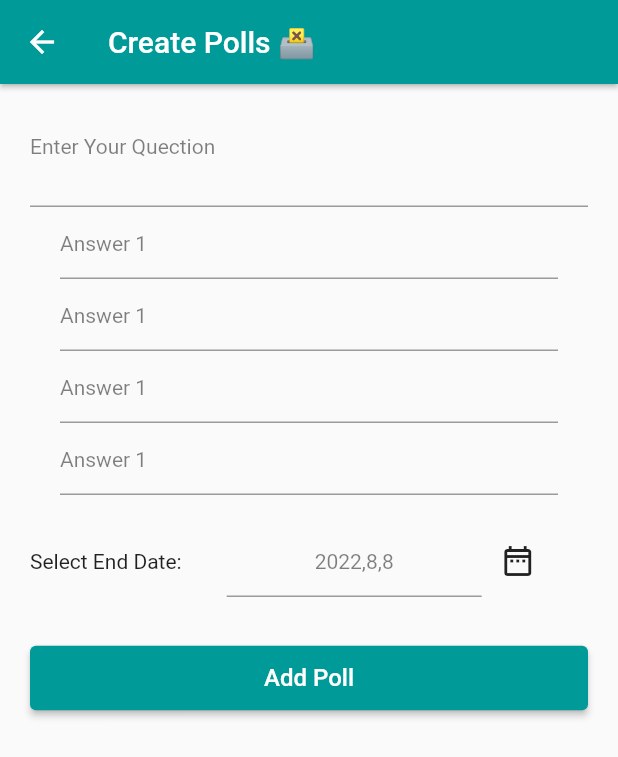
After one commit to tharanganuwan/news-app, a Flutter app: the CreatePoll screen opened directly, on a phone screen of 412 x 824 dp. The commit adds this screen. Shown: the top 757 px of the screen. Run offline on Flutter 3.47's test engine with Material 2 defaults, Android fonts, the phone set to English and light mode, and no system bars; our stand-ins replace bloc, cloud_firestore, country_code_picker, equatable, firebase_auth, firebase_core and 10 more; missing offline and left inert: flutter_polls; accounts and stored records are empty; network calls fail.

Commit message:
Merge branch 'main' of https://github.com/SankhaYapa/news_app

```diff
--- /dev/null
+++ b/lib/pages/polls/create_polls.dart
@@ -0,0 +1,212 @@
+import 'package:cybehawks/pages/polls/view_polls.dart';
+import 'package:flutter/material.dart';
+import 'package:flutter/src/foundation/key.dart';
+import 'package:flutter/src/widgets/framework.dart';
+import 'package:path/path.dart';
+
+import '../../components/primary_button.dart';
+
+class CreatePoll extends StatefulWidget {
+  const CreatePoll({Key? key}) : super(key: key);
+
+  @override
+  State<CreatePoll> createState() => _CreatePollState();
+}
+
+class _CreatePollState extends State<CreatePoll> {
+  DateTime date = DateTime.now();
+  @override
+  Widget build(BuildContext context) {
+    return Scaffold(
+      appBar: AppBar(title: const Text('Create Polls 🗳')),
+      body: Padding(
+        padding: const EdgeInsets.symmetric(horizontal: 20, vertical: 20),
+        child: SingleChildScrollView(
+          child: Column(
+            children: [
+              TextFormField(
+                maxLines: 2,
+                keyboardType: TextInputType.text,
+                decoration: InputDecoration(
+                  hintText: 'Enter Your Quection',
+                  focusedBorder: UnderlineInputBorder(
+                    borderSide:
+                        BorderSide(color: Theme.of(context).primaryColor),
+                  ),
+                  hintStyle: TextStyle(
+                    fontSize: 14,
+                    color: Colors.black.withOpacity(0.50),
+                  ),
+                ),
+                validator: (value) {
+                  if (value!.isEmpty) {
+                    return 'Please Enter Quection';
+                  }
+
+                  return null;
+                },
+              ),
+              Padding(
+                padding: const EdgeInsets.symmetric(horizontal: 20),
+                child: Column(
+                  children: [
+                    TextFormField(
+                      keyboardType: TextInputType.text,
+                      decoration: InputDecoration(
+                        hintText: 'Answer 1',
+                        focusedBorder: UnderlineInputBorder(
+                          borderSide:
+                              BorderSide(color: Theme.of(context).primaryColor),
+                        ),
+                        hintStyle: TextStyle(
+                          fontSize: 14,
+                          color: Colors.black.withOpacity(0.50),
+                        ),
+                      ),
+                      validator: (value) {
+                        if (value!.isEmpty) {
+                          return 'Please Enter Quection';
+                        }
+
+                        return null;
+                      },
+                    ),
+                    TextFormField(
+                      keyboardType: TextInputType.text,
+                      decoration: InputDecoration(
+                        hintText: 'Answer 1',
+                        focusedBorder: UnderlineInputBorder(
+                          borderSide:
+                              BorderSide(color: Theme.of(context).primaryColor),
+                        ),
+                        hintStyle: TextStyle(
+                          fontSize: 14,
+                          color: Colors.black.withOpacity(0.50),
+                        ),
+                      ),
+                      validator: (value) {
+                        if (value!.isEmpty) {
+                          return 'Please Enter Quection';
+                        }
+
+                        return null;
+                      },
+                    ),
+                    TextFormField(
+                      keyboardType: TextInputType.text,
+                      decoration: InputDecoration(
+                        hintText: 'Answer 1',
+                        focusedBorder: UnderlineInputBorder(
+                          borderSide:
+                              BorderSide(color: Theme.of(context).primaryColor),
+                        ),
+                        hintStyle: TextStyle(
+                          fontSize: 14,
+                          color: Colors.black.withOpacity(0.50),
+                        ),
+                      ),
+                      validator: (value) {
+                        if (value!.isEmpty) {
+                          return 'Please Enter Quection';
+                        }
+
+                        return null;
+                      },
+                    ),
+                    TextFormField(
+                      keyboardType: TextInputType.text,
+                      decoration: InputDecoration(
+                        hintText: 'Answer 1',
+                        focusedBorder: UnderlineInputBorder(
+                          borderSide:
+                              BorderSide(color: Theme.of(context).primaryColor),
+                        ),
+                        hintStyle: TextStyle(
+                          fontSize: 14,
+                          color: Colors.black.withOpacity(0.50),
+                        ),
+                      ),
+                      validator: (value) {
+                        if (value!.isEmpty) {
+                          return 'Please Enter Quection';
+                        }
+
+                        return null;
+                      },
+                    ),
+                  ],
+                ),
+              ),
+              SizedBox(
+                height: 20,
+              ),
+              Row(
+                  // mainAxisAlignment: MainAxisAlignment.spaceAround,
+                  children: [
+                    Text("Select End Date:"),
+                    SizedBox(
+                      width: 30,
+                    ),
+                    SizedBox(
+                      width: 170,
+                      child: TextFormField(
+                        readOnly: true,
+                        textAlign: TextAlign.center,
+                        keyboardType: TextInputType.text,
+                        decoration: InputDecoration(
+                          hintText: '${date.year},${date.month},${date.month}',
+                          focusedBorder: UnderlineInputBorder(
+                            borderSide: BorderSide(
+                                color: Theme.of(context).primaryColor),
+                          ),
+                          hintStyle: TextStyle(
+                            fontSize: 14,
+                            color: Colors.black.withOpacity(0.50),
+                          ),
+                        ),
+                        validator: (value) {
+                          if (value!.isEmpty) {
+                            return 'Please Enter Quection';
+                          }
+
+                          return null;
+                        },
+                      ),
+                    ),
+                    // Text(
+                    //   '${date.year},${date.month},${date.month}',
+                    //   style: TextStyle(letterSpacing: 2, fontSize: 15),
+                    // ),
+                    IconButton(
+                        onPressed: () async {
+                          DateTime? newDate = await showDatePicker(
+                              context: context,
+                              initialDate: date,
+                              firstDate: DateTime(2021),
+                              lastDate: DateTime(2030));
+
+                          if (newDate == null) return;
+
+                          setState(() => date = newDate);
+                        },
+                        icon: Icon(Icons.date_range_outlined))
+                  ]),
+              SizedBox(
+                height: 30,
+              ),
+              SizedBox(
+                width: double.infinity,
+                child: PrimaryButton(
+                    text: 'Add Poll',
+                    onPressed: () {
+                      Navigator.push(context,
+                          MaterialPageRoute(builder: (_) => const ViewPoll()));
+                    }),
+              )
+            ],
+          ),
+        ),
+      ),
+    );
+  }
+}
--- a/pubspec.yaml
+++ b/pubspec.yaml
@@ -56,6 +56,7 @@ dependencies:
   flutter_local_notifications:
   firebase_messaging: ^11.2.6
   modal_bottom_sheet: ^2.1.0
+  flutter_polls: ^0.0.9
 
 dependency_overrides:
   firebase_messaging_platform_interface: 3.1.6
```
Also changed, not shown: lib/main.dart (+6 -1 lines), lib/pages/polls/polls.dart (added, +70 -0 lines), lib/pages/polls/view_polls.dart (added, +103 -0 lines), pubspec.lock.
